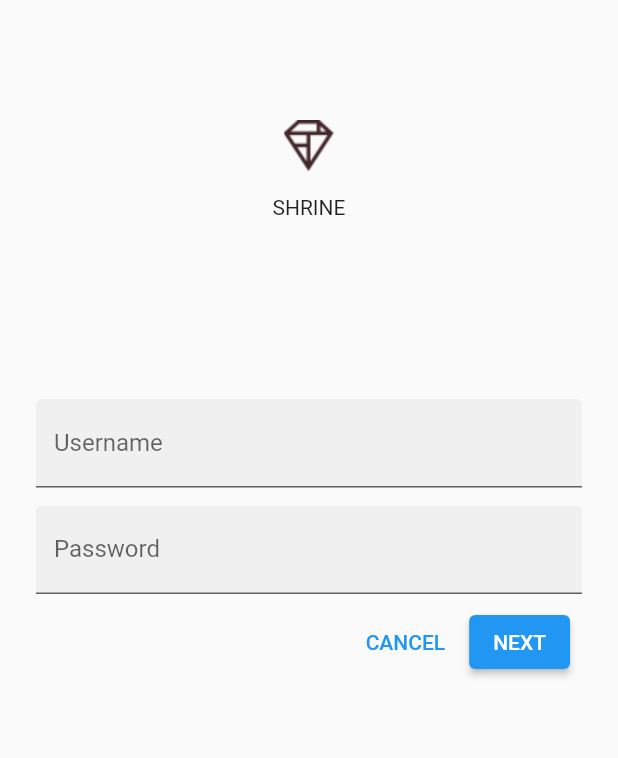
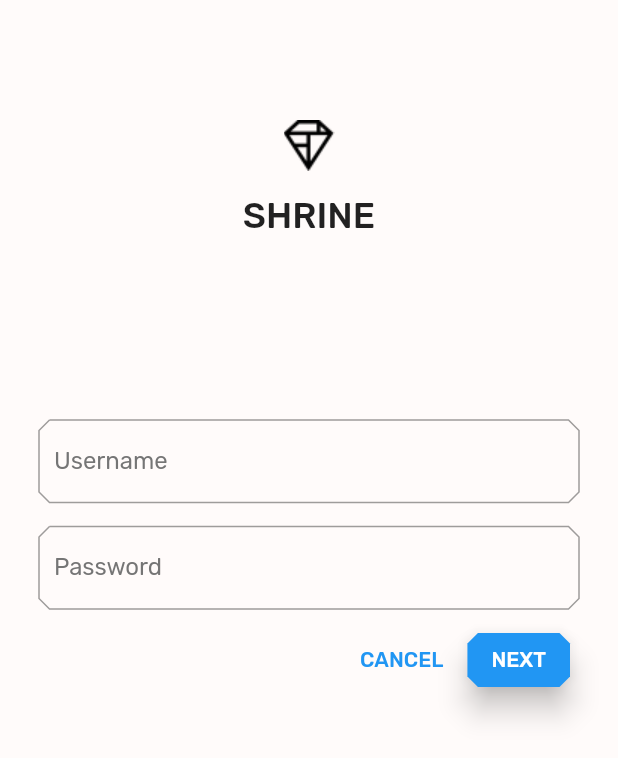
Before and after one commit to Daniel221/desarrollo_movil, a Flutter app: the screen it shows after launch, after a tap on "CANCEL", on a phone screen of 412 x 824 dp. Shown: the top 758 px of the screen. Run offline on Flutter 3.47's test engine with Material 2 defaults, Android fonts, the phone set to English and light mode, and no system bars.

Commit message:
finished lab103 w/alternative theme

```diff
--- a/mdc_100_series/lib/app.dart
+++ b/mdc_100_series/lib/app.dart
@@ -13,9 +13,11 @@
 // limitations under the License.
 
 import 'package:flutter/material.dart';
+import 'supplemental/cut_corners_border.dart';
 
 import 'home.dart';
 import 'login.dart';
+import 'colors.dart';
 
 // TODO: Convert ShrineApp to stateful widget (104)
 class ShrineApp extends StatelessWidget {
@@ -32,7 +34,7 @@
       // TODO: Change backLayer field value to CategoryMenuPage (104)
       initialRoute: '/login',
       onGenerateRoute: _getRoute,
-      // TODO: Add a theme (103)
+      theme: _kShrineTheme,
     );
   }
 
@@ -49,5 +51,52 @@
   }
 }
 
-// TODO: Build a Shrine Theme (103)
-// TODO: Build a Shrine Text Theme (103)
+final ThemeData _kShrineTheme = _buildShrineTheme();
+
+ThemeData _buildShrineTheme() {
+  final ThemeData base = ThemeData.light();
+  return base.copyWith(
+    primaryColor: kShrinePurple,
+    buttonTheme: base.buttonTheme.copyWith(
+        buttonColor: kShrinePurple,
+        textTheme: ButtonTextTheme.primary,
+        colorScheme: ColorScheme.light().copyWith(primary: kShrinePurple)),
+    scaffoldBackgroundColor: kShrineSurfaceWhite,
+    textTheme: _buildShrineTextTheme(base.textTheme),
+    primaryTextTheme: _buildShrineTextTheme(base.primaryTextTheme),
+    accentTextTheme: _buildShrineTextTheme(base.accentTextTheme),
+    primaryIconTheme: base.iconTheme.copyWith(color: kShrineSurfaceWhite),
+    inputDecorationTheme: InputDecorationTheme(
+      focusedBorder: CutCornersBorder(
+        borderSide: BorderSide(
+          width: 2.0,
+          color: kShrinePurple,
+        ),
+      ),
+      border: CutCornersBorder(),
+    ),
+  );
+}
+
+TextTheme _buildShrineTextTheme(TextTheme base) {
+  return base
+      .copyWith(
+        headline5: base.headline5?.copyWith(
+          fontWeight: FontWeight.w500,
+        ),
+        headline6: base.headline6?.copyWith(
+          fontSize: 18.0,
+        ),
+        caption: base.caption?.copyWith(
+          fontWeight: FontWeight.w400,
+          fontSize: 14.0,
+        ),
+        bodyText1: base.bodyText1?.copyWith(
+          fontWeight: FontWeight.w500,
+          fontSize: 16.0,
+        ),
+      )
+      .apply(
+        fontFamily: 'Rubik',
+      );
+}
--- /dev/null
+++ b/mdc_100_series/lib/colors.dart
@@ -0,0 +1,16 @@
+import 'package:flutter/material.dart';
+
+const kShrinePurple = Color(0xFF5D1049);
+const kShrineBlack = Color(0xFF000000);
+
+const kShrinePink50 = Color(0xFFFEEAE6);
+const kShrinePink100 = Color(0xFFFEDBD0);
+const kShrinePink300 = Color(0xFFFBB8AC);
+const kShrinePink400 = Color(0xFFEAA4A4);
+
+const kShrineBrown900 = Color(0xFF442B2D);
+
+const kShrineErrorRed = Color(0xFFC5032B);
+
+const kShrineSurfaceWhite = Color(0xFFFFFBFA);
+const kShrineBackgroundWhite = Colors.white;
--- a/mdc_100_series/lib/home.dart
+++ b/mdc_100_series/lib/home.dart
@@ -17,6 +17,7 @@
 
 import 'model/products_repository.dart';
 import 'model/product.dart';
+import 'supplemental/asymmetric_view.dart';
 
 class HomePage extends StatelessWidget {
   const HomePage({Key? key}) : super(key: key);
@@ -35,10 +36,9 @@
     return products.map((product) {
       return Card(
         clipBehavior: Clip.antiAlias,
-        // TODO: Adjust card heights (103)
+        elevation: 0.0,
         child: Column(
-          // TODO: Center items on the card (103)
-          crossAxisAlignment: CrossAxisAlignment.start,
+          crossAxisAlignment: CrossAxisAlignment.center,
           children: <Widget>[
             AspectRatio(
               aspectRatio: 18 / 11,
@@ -52,20 +52,21 @@
               child: Padding(
                 padding: EdgeInsets.fromLTRB(16.0, 12.0, 16.0, 8.0),
                 child: Column(
-                  // TODO: Align labels to the bottom and center (103)
-                  crossAxisAlignment: CrossAxisAlignment.start,
+                  mainAxisAlignment: MainAxisAlignment.end,
+                  crossAxisAlignment: CrossAxisAlignment.center,
                   // TODO: Change innermost Column (103)
                   children: <Widget>[
-                    // TODO: Handle overflowing labels (103)
                     Text(
-                      product.name,
-                      style: theme.textTheme.headline6,
+                      product == null ? '' : product.name,
+                      style: theme.textTheme.button,
+                      softWrap: false,
+                      overflow: TextOverflow.ellipsis,
                       maxLines: 1,
                     ),
-                    SizedBox(height: 8.0),
+                    SizedBox(height: 4.0),
                     Text(
-                      formatter.format(product.price),
-                      style: theme.textTheme.subtitle2,
+                      product == null ? '' : formatter.format(product.price),
+                      style: theme.textTheme.caption,
                     ),
                   ],
                 ),
@@ -84,44 +85,32 @@
     // TODO: Pass Category variable to AsymmetricView (104)
     return Scaffold(
       appBar: AppBar(
-        title: const Text('SHRINE'),
+        brightness: Brightness.dark,
         leading: IconButton(
-          icon: const Icon(
-            Icons.menu,
-            semanticLabel: 'menu',
-          ),
+          icon: Icon(Icons.menu),
           onPressed: () {
             print('Menu button');
           },
         ),
+        title: Text('SHRINE'),
         actions: <Widget>[
           IconButton(
-            icon: const Icon(
-              Icons.search,
-              semanticLabel: 'search',
-            ),
+            icon: Icon(Icons.search),
             onPressed: () {
               print('Search button');
             },
           ),
           IconButton(
-            icon: const Icon(
-              Icons.tune,
-              semanticLabel: 'filter',
-            ),
+            icon: Icon(Icons.tune),
             onPressed: () {
               print('Filter button');
             },
           ),
         ],
       ),
-      body: GridView.count(
-        crossAxisCount: 2,
-        padding: EdgeInsets.all(16.0),
-        childAspectRatio: 8.0 / 9.0,
-        children: _buildGridCards(context),
+      body: AsymmetricView(
+        products: ProductsRepository.loadProducts(Category.all),
       ),
-      resizeToAvoidBottomInset: false,
     );
   }
 }
--- a/mdc_100_series/lib/login.dart
+++ b/mdc_100_series/lib/login.dart
@@ -14,6 +14,8 @@
 
 import 'package:flutter/material.dart';
 
+import 'colors.dart';
+
 class LoginPage extends StatefulWidget {
   const LoginPage({Key? key}) : super(key: key);
 
@@ -24,6 +26,25 @@
 class _LoginPageState extends State<LoginPage> {
   final _usernameController = TextEditingController();
   final _passwordController = TextEditingController();
+  final _unfocusedColor = Colors.grey[600];
+  final _usernameFocusNode = FocusNode();
+  final _passwordFocusNode = FocusNode();
+
+  @override
+  void initState() {
+    super.initState();
+    _usernameFocusNode.addListener(() {
+      setState(() {
+        //Redraw so that the username label reflects the focus state
+      });
+    });
+    _passwordFocusNode.addListener(() {
+      setState(() {
+        //Redraw so that the password label reflects the focus state
+      });
+    });
+  }
+
   @override
   Widget build(BuildContext context) {
     return Scaffold(
@@ -34,9 +55,15 @@
             const SizedBox(height: 80.0),
             Column(
               children: <Widget>[
-                Image.asset('assets/diamond.png'),
+                Image.asset(
+                  'assets/diamond.png',
+                  color: kShrineBlack, // New code
+                ),
                 const SizedBox(height: 16.0),
-                const Text('SHRINE'),
+                Text(
+                  'SHRINE',
+                  style: Theme.of(context).textTheme.headline5,
+                ),
               ],
             ),
             const SizedBox(height: 120.0),
@@ -46,20 +73,28 @@
             // [Name]
             TextField(
               controller: _usernameController,
-              decoration: const InputDecoration(
-                filled: true,
+              decoration: InputDecoration(
                 labelText: 'Username',
+                labelStyle: TextStyle(
+                    color: _usernameFocusNode.hasFocus
+                        ? Theme.of(context).accentColor
+                        : _unfocusedColor),
               ),
+              focusNode: _usernameFocusNode,
             ),
             // spacer
             const SizedBox(height: 12.0),
             // [Password]
             TextField(
               controller: _passwordController,
-              decoration: const InputDecoration(
-                filled: true,
+              decoration: InputDecoration(
                 labelText: 'Password',
+                labelStyle: TextStyle(
+                    color: _passwordFocusNode.hasFocus
+                        ? Theme.of(context).accentColor
+                        : _unfocusedColor),
               ),
+              focusNode: _passwordFocusNode,
               obscureText: true,
             ),
             ButtonBar(
@@ -67,6 +102,13 @@
               children: <Widget>[
                 TextButton(
                   child: const Text('CANCEL'),
+                  style: ButtonStyle(
+                    shape: MaterialStateProperty.all<RoundedRectangleBorder>(
+                      RoundedRectangleBorder(
+                        borderRadius: BorderRadius.circular(7.0),
+                      ),
+                    ),
+                  ),
                   onPressed: () {
                     _usernameController.clear();
                     _passwordController.clear();
@@ -76,6 +118,14 @@
                 // TODO: Add a beveled rectangular border to NEXT (103)
                 ElevatedButton(
                   child: const Text('NEXT'),
+                  style: ElevatedButton.styleFrom(
+                    elevation: 8.0,
+                    shape: BeveledRectangleBorder(
+                      borderRadius: BorderRadius.all(
+                        Radius.circular(7.0),
+                      ),
+                    ),
+                  ),
                   onPressed: () {
                     // TODO: Show the next page (101)
                     Navigator.pop(context);
--- a/mdc_100_series/pubspec.yaml
+++ b/mdc_100_series/pubspec.yaml
@@ -19,6 +19,12 @@
 
 flutter:
   # TODO: Insert Fonts (103)
+  fonts:
+    - family: Rubik
+      fonts:
+        - asset: fonts/Rubik-Regular.ttf
+        - asset: fonts/Rubik-Medium.ttf
+          weight: 500
   uses-material-design: true
   assets:
     - assets/diamond.png
```
Also changed, not shown: 1 other file.
